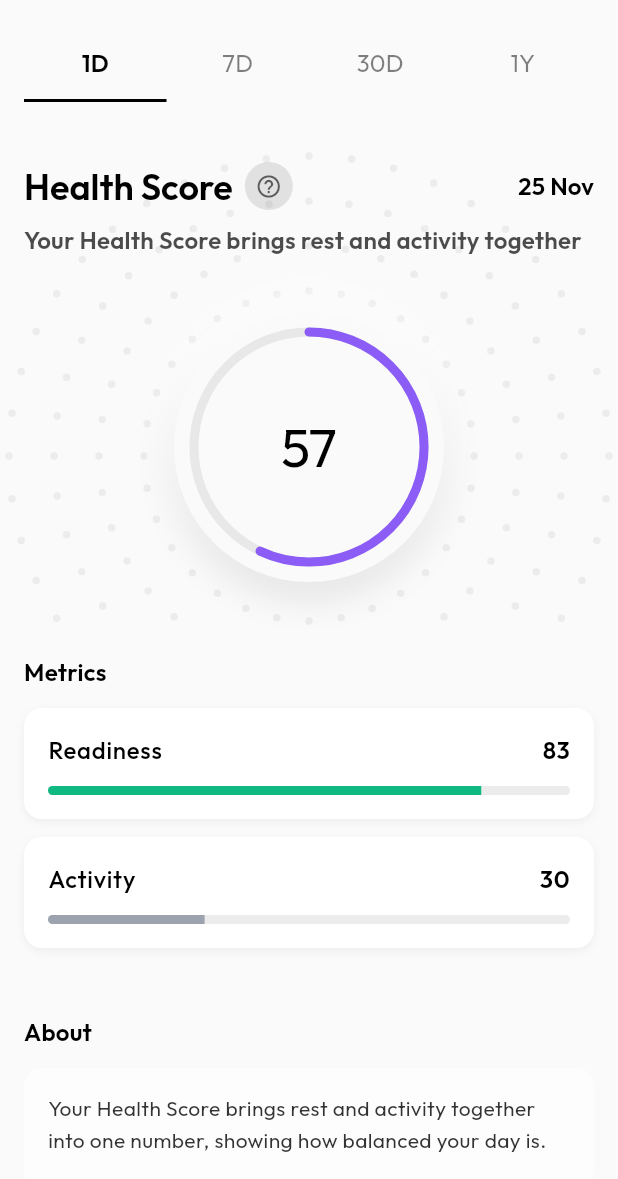
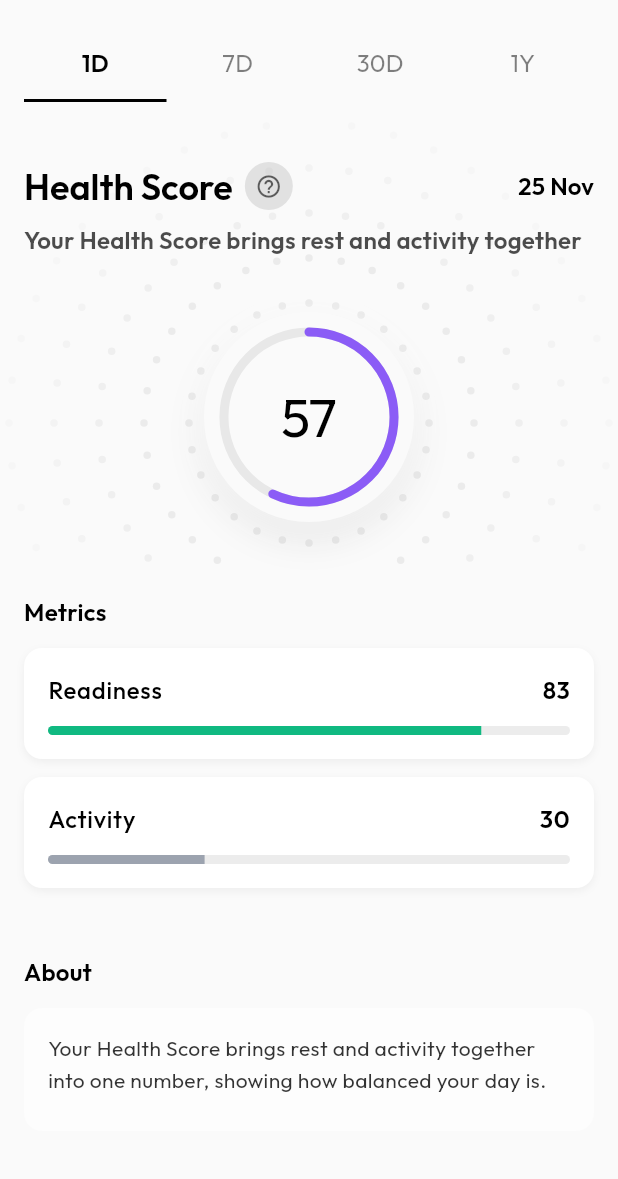
Before and after one commit to emeban44/rolla_fitness_app_demo, a Flutter app: the screen it shows after launch, after a tap on "Health Score", on a phone screen of 412 x 824 dp, the part 57-1236 px from its top. Run offline on Flutter 3.47's test engine with Material 3 defaults, Android fonts, the phone set to English and light mode, and no system bars; our stand-ins replace dartz, equatable, fl_chart, flutter_bloc, freezed_annotation, get_it and 2 more.

Commit message:
further positioning of gauge and color shading of dotted background

```diff
--- a/lib/features/scores/presentation/widgets/detail_score_gauge_section.dart
+++ b/lib/features/scores/presentation/widgets/detail_score_gauge_section.dart
@@ -25,9 +25,9 @@ class DetailScoreGaugeSection extends StatelessWidget {
 
   @override
   Widget build(BuildContext context) {
-    const gaugeSize = 180.0; // Fixed gauge size
+    const gaugeSize = 140.0; // Fixed gauge size (per Figma)
     const gaugeTopOffset =
-        130.0; // Fixed position from top (moved up for better ripple visibility)
+        128.0; // Fixed position from top (moved up for better ripple visibility)
 
     return Container(
       width: double.infinity,
@@ -155,12 +155,6 @@ class RippleDottedBackgroundPainter extends CustomPainter {
 
   @override
   void paint(Canvas canvas, Size size) {
-    final paint = Paint()
-      ..color = isDark
-          ? Colors.white.withValues(alpha: 0.08)
-          : Colors.grey.withValues(alpha: 0.15)
-      ..style = PaintingStyle.fill;
-
     // Center the ripple on the gauge position
     final center = Offset(size.width / 2, gaugeCenterOffset);
 
@@ -170,6 +164,18 @@ class RippleDottedBackgroundPainter extends CustomPainter {
     const dotRadius = 2.5;
 
     for (int circleIndex = 0; circleIndex < circleCount; circleIndex++) {
+      // Calculate alpha - each wave fades out progressively
+      final baseAlpha = isDark ? 0.12 : 0.20;
+      final alphaDecrement = isDark ? 0.025 : 0.04;
+      final alpha = (baseAlpha - (circleIndex * alphaDecrement)).clamp(0.02, 1.0);
+
+      // Create paint with progressive fade
+      final paint = Paint()
+        ..color = isDark
+            ? Colors.white.withValues(alpha: alpha)
+            : Colors.grey.withValues(alpha: alpha)
+        ..style = PaintingStyle.fill;
+
       // Each circle gets progressively larger, starting closer to gauge
       final circleRadius = 80.0 + (circleIndex * 30.0);
       final dotsInThisCircle = dotsPerCircle + (circleIndex * 4);
--- a/lib/features/scores/presentation/widgets/radial_gauge.dart
+++ b/lib/features/scores/presentation/widgets/radial_gauge.dart
@@ -36,7 +36,7 @@ class RadialGauge extends StatelessWidget {
             BoxShadow(
               color: Colors.white.withValues(alpha: 0.8),
               blurRadius: 20,
-              offset: const Offset(0, -10),
+              offset: const Offset(0, 1),
             ),
           ],
         ),
@@ -123,7 +123,7 @@ class ArcPainter extends CustomPainter {
   @override
   bool shouldRepaint(covariant ArcPainter oldDelegate) {
     return oldDelegate.score != score ||
-           oldDelegate.color != color ||
-           oldDelegate.isDark != isDark;
+        oldDelegate.color != color ||
+        oldDelegate.isDark != isDark;
   }
 }
```
